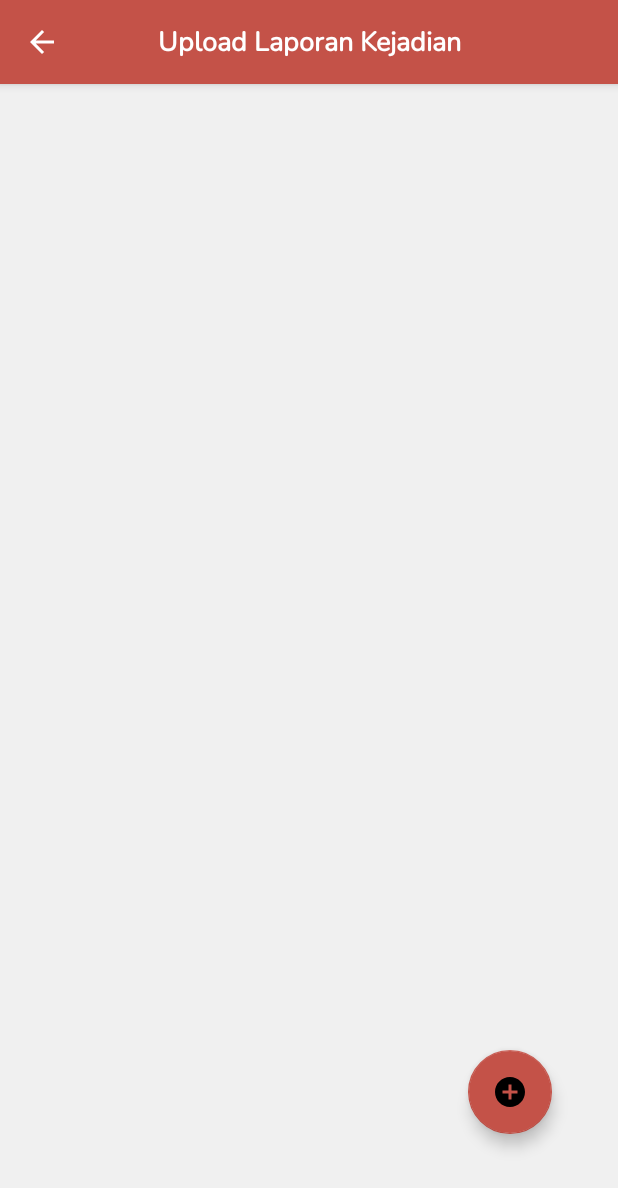
After one commit to bangdhedot/Android, an Android app: the UploadLaporanActivity screen opened directly, with no data from a screen before it, on a phone screen of 412 x 824 dp. The commit adds this screen. Shown: the top 1188 px of the screen. Run offline under Robolectric (Android 15) with nearby library versions, the phone set to English and light mode, and no system bars; Roboto replaces fonts that are not available here.

Commit message:
Update Activity

```diff
--- a/app/src/main/AndroidManifest.xml
+++ b/app/src/main/AndroidManifest.xml
@@ -11,6 +11,9 @@
         android:supportsRtl="true"
         android:theme="@style/Theme.MyMonitoring"
         tools:targetApi="31">
+        <activity
+            android:name=".UploadLaporanActivity"
+            android:exported="false" />
         <activity
             android:name=".ProfileActivity"
             android:exported="false" />
--- a/app/src/main/java/com/example/mymonitoring/DashboardActivity.java
+++ b/app/src/main/java/com/example/mymonitoring/DashboardActivity.java
@@ -38,6 +38,7 @@ public class DashboardActivity extends AppCompatActivity {
         layoutOne.setOnClickListener(new View.OnClickListener() {
             @Override
             public void onClick(View v) {
+                startActivity(new Intent(DashboardActivity.this, UploadLaporanActivity.class));
                 Toast.makeText(getApplicationContext(),"Satu", Toast.LENGTH_LONG).show();
             }
         });
--- /dev/null
+++ b/app/src/main/java/com/example/mymonitoring/UploadLaporanActivity.java
@@ -0,0 +1,14 @@
+package com.example.mymonitoring;
+
+import androidx.appcompat.app.AppCompatActivity;
+
+import android.os.Bundle;
+
+public class UploadLaporanActivity extends AppCompatActivity {
+
+    @Override
+    protected void onCreate(Bundle savedInstanceState) {
+        super.onCreate(savedInstanceState);
+        setContentView(R.layout.activity_upload_laporan);
+    }
+}
--- /dev/null
+++ b/app/src/main/res/drawable/baseline_add_circle_24.xml
@@ -0,0 +1,5 @@
+<vector android:height="24dp" android:tint="#FFFFFF"
+    android:viewportHeight="24" android:viewportWidth="24"
+    android:width="24dp" xmlns:android="http://schemas.android.com/apk/res/android">
+    <path android:fillColor="@android:color/white" android:pathData="M12,2C6.48,2 2,6.48 2,12s4.48,10 10,10 10,-4.48 10,-10S17.52,2 12,2zM17,13h-4v4h-2v-4L7,13v-2h4L11,7h2v4h4v2z"/>
+</vector>
--- a/app/src/main/res/layout/activity_profile.xml
+++ b/app/src/main/res/layout/activity_profile.xml
@@ -249,7 +249,6 @@
 
     </androidx.cardview.widget.CardView>
 
-
     <Button
         android:id="@+id/sign_in"
         android:layout_width="210dp"
--- /dev/null
+++ b/app/src/main/res/layout/activity_upload_laporan.xml
@@ -0,0 +1,104 @@
+<?xml version="1.0" encoding="utf-8"?>
+<androidx.constraintlayout.widget.ConstraintLayout xmlns:android="http://schemas.android.com/apk/res/android"
+    xmlns:app="http://schemas.android.com/apk/res-auto"
+    xmlns:tools="http://schemas.android.com/tools"
+    android:layout_width="match_parent"
+    android:layout_height="match_parent"
+    android:background="@color/gray"
+    tools:context=".UploadLaporanActivity">
+
+    <!-- AppBar layout for using Toolbar as AppBar -->
+    <com.google.android.material.appbar.AppBarLayout
+        android:id="@+id/appBarLayout"
+        android:layout_width="0dp"
+        android:layout_height="wrap_content"
+        app:layout_constraintEnd_toEndOf="parent"
+        app:layout_constraintStart_toStartOf="parent"
+        app:layout_constraintTop_toTopOf="parent">
+
+        <androidx.constraintlayout.widget.ConstraintLayout
+            android:layout_width="match_parent"
+            android:layout_height="match_parent">
+
+            <!-- ToolBar widget -->
+            <androidx.appcompat.widget.Toolbar
+                android:id="@+id/toolbar"
+                android:layout_width="match_parent"
+                android:layout_height="wrap_content"
+                android:background="@color/maroon"
+                android:minHeight="?attr/actionBarSize"
+                android:theme="?attr/actionBarTheme"
+                app:layout_constraintEnd_toEndOf="parent"
+                app:layout_constraintStart_toStartOf="parent"
+                app:layout_constraintTop_toTopOf="parent">
+
+
+                <ImageView
+                    android:id="@+id/IVBack"
+                    android:layout_width="wrap_content"
+                    android:layout_height="48dp"
+                    android:layout_marginStart="8dp"
+                    android:clickable="true"
+                    app:layout_constraintBottom_toBottomOf="parent"
+                    app:layout_constraintStart_toStartOf="parent"
+                    app:layout_constraintTop_toTopOf="parent"
+                    app:srcCompat="@drawable/baseline_arrow_back_24"
+                    android:focusable="true" />
+
+                <TextView
+                    android:layout_width="wrap_content"
+                    android:layout_height="wrap_content"
+                    android:layout_gravity="center_horizontal"
+                    android:fontFamily="@font/nunito"
+                    android:gravity="center"
+                    android:text="Upload Laporan Kejadian"
+                    android:textColor="@color/white"
+                    android:textSize="18sp"
+                    android:textStyle="bold" />
+
+            </androidx.appcompat.widget.Toolbar>
+
+        </androidx.constraintlayout.widget.ConstraintLayout>
+
+    </com.google.android.material.appbar.AppBarLayout>
+
+    <androidx.constraintlayout.widget.ConstraintLayout
+        android:id="@+id/constraintLayout"
+        android:layout_width="match_parent"
+        android:layout_height="wrap_content"
+        android:orientation="vertical"
+        app:layout_constraintEnd_toEndOf="parent"
+        app:layout_constraintStart_toStartOf="parent"
+        app:layout_constraintTop_toBottomOf="@+id/appBarLayout">
+
+        <androidx.recyclerview.widget.RecyclerView
+            android:id="@+id/RVLaporan"
+            android:layout_width="match_parent"
+            android:layout_height="wrap_content"
+            app:layout_constraintBottom_toBottomOf="parent"
+            app:layout_constraintEnd_toEndOf="parent"
+            app:layout_constraintStart_toStartOf="parent"
+            app:layout_constraintTop_toTopOf="parent" />
+
+
+    </androidx.constraintlayout.widget.ConstraintLayout>
+
+    <com.google.android.material.floatingactionbutton.FloatingActionButton
+        android:id="@+id/FBOne"
+        android:layout_width="wrap_content"
+        android:layout_height="wrap_content"
+        android:layout_marginStart="200dp"
+        android:layout_marginTop="32dp"
+        android:layout_marginEnd="16dp"
+        android:elevation="6dp"
+        android:src="@drawable/baseline_add_circle_24"
+        app:backgroundTint="@color/maroon"
+        app:fabSize="normal"
+        app:layout_constraintBottom_toBottomOf="parent"
+        app:layout_constraintEnd_toEndOf="parent"
+        app:layout_constraintHorizontal_bias="0.8"
+        app:layout_constraintStart_toStartOf="parent"
+        app:layout_constraintTop_toBottomOf="@+id/constraintLayout"
+        app:layout_constraintVertical_bias="0.9" />
+
+</androidx.constraintlayout.widget.ConstraintLayout>
```
